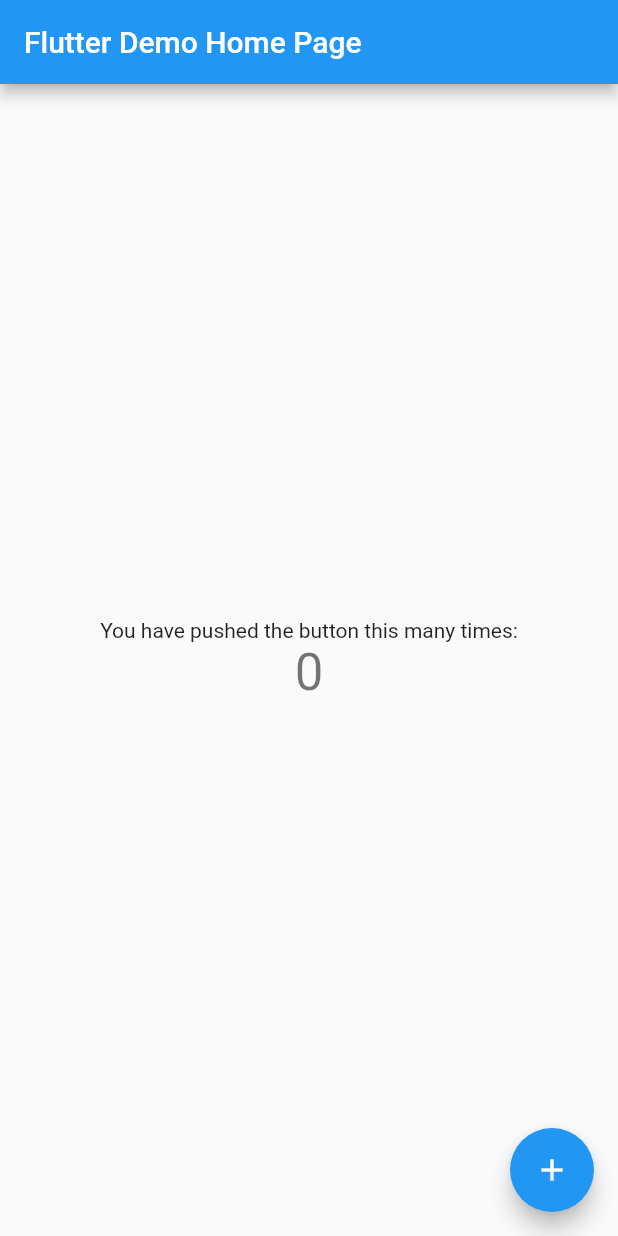
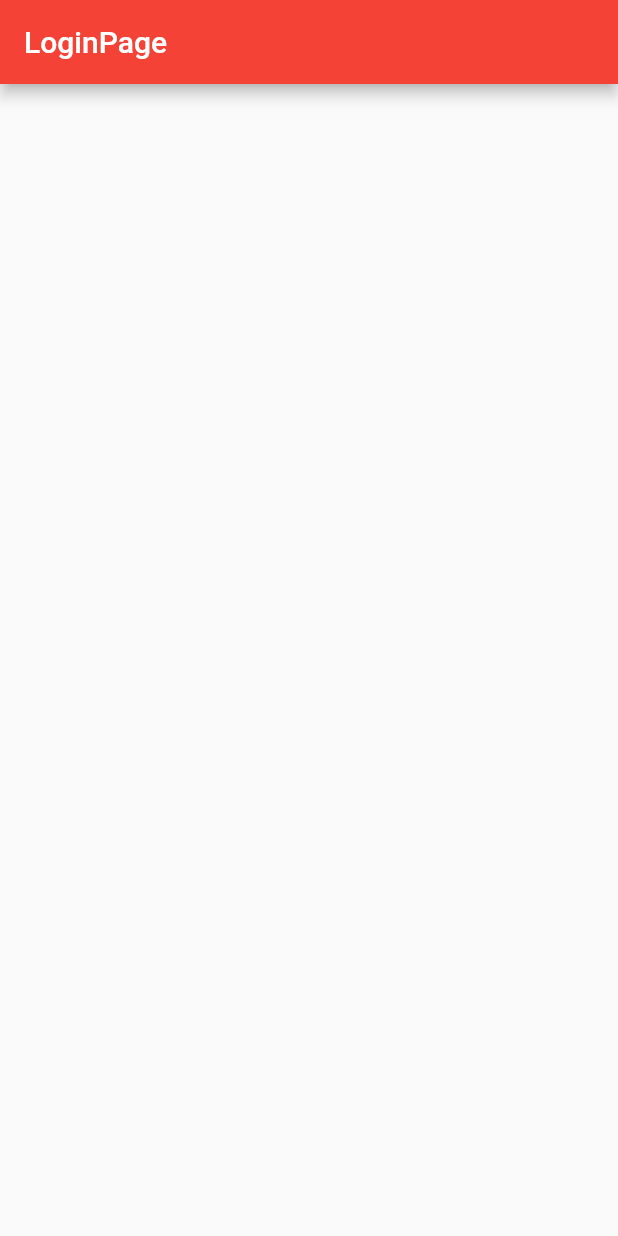
Before and after one commit to abnerdsilva/carcontrol, a Flutter app: the screen it shows after launch, on a phone screen of 412 x 824 dp. Run offline on Flutter 3.47's test engine with Material 2 defaults, Android fonts, the phone set to English and light mode, and no system bars.

Commit message:
add splash screen e direciona para login_page

```diff
--- /dev/null
+++ b/lib/app.dart
@@ -0,0 +1,21 @@
+import 'package:flutter/material.dart';
+import 'package:carcontrol/config/theme_config.dart';
+import 'package:carcontrol/pages/login/login_page.dart';
+import 'package:carcontrol/pages/splash_screen/splash_screen_page.dart';
+
+class App extends StatelessWidget {
+  const App({Key? key}) : super(key: key);
+
+  @override
+  Widget build(BuildContext context) {
+    return MaterialApp(
+      title: 'CarControl',
+      theme: ThemeConfig.appTheme,
+      initialRoute: '/',
+      routes: {
+        '/': (context) => const SplashSreenPage(),
+        LoginPage.route: (context) => const LoginPage(),
+      },
+    );
+  }
+}
--- /dev/null
+++ b/lib/config/theme_config.dart
@@ -0,0 +1,10 @@
+import 'package:flutter/material.dart';
+
+class ThemeConfig {
+  ThemeConfig._();
+
+  static final appTheme = ThemeData(
+    primaryColor: Colors.grey,
+    primarySwatch: Colors.red,
+  );
+}
--- a/lib/main.dart
+++ b/lib/main.dart
@@ -1,115 +1,6 @@
+import 'package:carcontrol/app.dart';
 import 'package:flutter/material.dart';
 
 void main() {
-  runApp(const MyApp());
+  runApp(const App());
 }
-
-class MyApp extends StatelessWidget {
-  const MyApp({super.key});
-
-  // This widget is the root of your application.
-  @override
-  Widget build(BuildContext context) {
-    return MaterialApp(
-      title: 'Flutter Demo',
-      theme: ThemeData(
-        // This is the theme of your application.
-        //
-        // Try running your application with "flutter run". You'll see the
-        // application has a blue toolbar. Then, without quitting the app, try
-        // changing the primarySwatch below to Colors.green and then invoke
-        // "hot reload" (press "r" in the console where you ran "flutter run",
-        // or simply save your changes to "hot reload" in a Flutter IDE).
-        // Notice that the counter didn't reset back to zero; the application
-        // is not restarted.
-        primarySwatch: Colors.blue,
-      ),
-      home: const MyHomePage(title: 'Flutter Demo Home Page'),
-    );
-  }
-}
-
-class MyHomePage extends StatefulWidget {
-  const MyHomePage({super.key, required this.title});
-
-  // This widget is the home page of your application. It is stateful, meaning
-  // that it has a State object (defined below) that contains fields that affect
-  // how it looks.
-
-  // This class is the configuration for the state. It holds the values (in this
-  // case the title) provided by the parent (in this case the App widget) and
-  // used by the build method of the State. Fields in a Widget subclass are
-  // always marked "final".
-
-  final String title;
-
-  @override
-  State<MyHomePage> createState() => _MyHomePageState();
-}
-
-class _MyHomePageState extends State<MyHomePage> {
-  int _counter = 0;
-
-  void _incrementCounter() {
-    setState(() {
-      // This call to setState tells the Flutter framework that something has
-      // changed in this State, which causes it to rerun the build method below
-      // so that the display can reflect the updated values. If we changed
-      // _counter without calling setState(), then the build method would not be
-      // called again, and so nothing would appear to happen.
-      _counter++;
-    });
-  }
-
-  @override
-  Widget build(BuildContext context) {
-    // This method is rerun every time setState is called, for instance as done
-    // by the _incrementCounter method above.
-    //
-    // The Flutter framework has been optimized to make rerunning build methods
-    // fast, so that you can just rebuild anything that needs updating rather
-    // than having to individually change instances of widgets.
-    return Scaffold(
-      appBar: AppBar(
-        // Here we take the value from the MyHomePage object that was created by
-        // the App.build method, and use it to set our appbar title.
-        title: Text(widget.title),
-      ),
-      body: Center(
-        // Center is a layout widget. It takes a single child and positions it
-        // in the middle of the parent.
-        child: Column(
-          // Column is also a layout widget. It takes a list of children and
-          // arranges them vertically. By default, it sizes itself to fit its
-          // children horizontally, and tries to be as tall as its parent.
-          //
-          // Invoke "debug painting" (press "p" in the console, choose the
-          // "Toggle Debug Paint" action from the Flutter Inspector in Android
-          // Studio, or the "Toggle Debug Paint" command in Visual Studio Code)
-          // to see the wireframe for each widget.
-          //
-          // Column has various properties to control how it sizes itself and
-          // how it positions its children. Here we use mainAxisAlignment to
-          // center the children vertically; the main axis here is the vertical
-          // axis because Columns are vertical (the cross axis would be
-          // horizontal).
-          mainAxisAlignment: MainAxisAlignment.center,
-          children: <Widget>[
-            const Text(
-              'You have pushed the button this many times:',
-            ),
-            Text(
-              '$_counter',
-              style: Theme.of(context).textTheme.headline4,
-            ),
-          ],
-        ),
-      ),
-      floatingActionButton: FloatingActionButton(
-        onPressed: _incrementCounter,
-        tooltip: 'Increment',
-        child: const Icon(Icons.add),
-      ), // This trailing comma makes auto-formatting nicer for build methods.
-    );
-  }
-}
--- /dev/null
+++ b/lib/pages/login/login_page.dart
@@ -0,0 +1,16 @@
+import 'package:flutter/material.dart';
+
+class LoginPage extends StatelessWidget {
+  const LoginPage({Key? key}) : super(key: key);
+
+  static const String route = '/login';
+
+  @override
+  Widget build(BuildContext context) {
+    return Scaffold(
+      appBar: AppBar(
+        title: const Text('LoginPage'),
+      ),
+    );
+  }
+}
```
Also changed, not shown: lib/pages/splash_screen/splash_screen_page.dart (added, +29 -0 lines), 1 other file.
